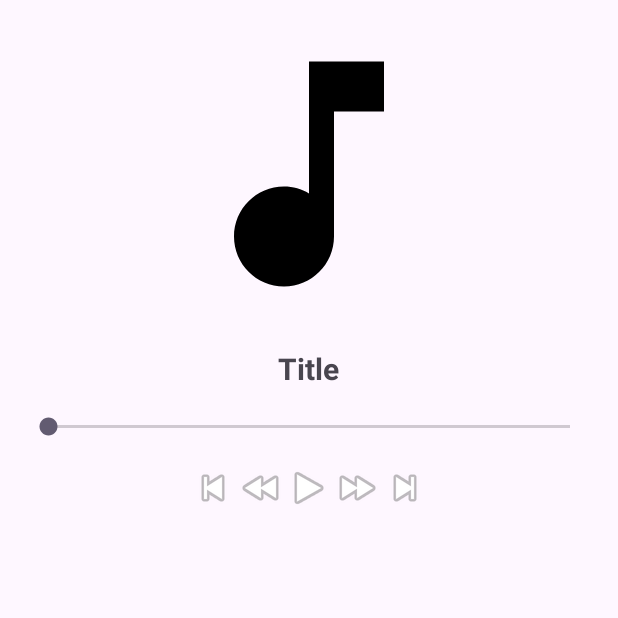
After one commit to aabbasianco/Music-Player, an Android app: the MainActivity2 screen opened directly, with no data from a screen before it, on a phone screen of 412 x 824 dp, the top half of it. The commit adds this screen. Run offline under Robolectric (Android 15) with nearby library versions, the phone set to English and light mode, and no system bars; 1 statement that could not run was skipped.

Commit message:
Main Activity

```diff
--- a/app/src/main/AndroidManifest.xml
+++ b/app/src/main/AndroidManifest.xml
@@ -1,6 +1,9 @@
 <?xml version="1.0" encoding="utf-8"?>
 <manifest xmlns:android="http://schemas.android.com/apk/res/android"
     xmlns:tools="http://schemas.android.com/tools">
+
+    <uses-permission android:name="android.permission.READ_EXTERNAL_STORAGE"/>
+    <uses-permission android:name="android.permission.READ_MEDIA_AUDIO"/>
 
     <application
         android:allowBackup="true"
@@ -13,6 +16,9 @@
         android:theme="@style/Theme.AndroidProject"
         tools:targetApi="31">
         <activity
+            android:name=".MainActivity2"
+            android:exported="false" />
+        <activity
             android:name=".MainActivity"
             android:exported="true">
             <intent-filter>
--- /dev/null
+++ b/app/src/main/java/com/example/androidproject/MainActivity2.kt
@@ -0,0 +1,20 @@
+package com.example.androidproject
+
+import android.os.Bundle
+import androidx.activity.enableEdgeToEdge
+import androidx.appcompat.app.AppCompatActivity
+import androidx.core.view.ViewCompat
+import androidx.core.view.WindowInsetsCompat
+
+class MainActivity2 : AppCompatActivity() {
+    override fun onCreate(savedInstanceState: Bundle?) {
+        super.onCreate(savedInstanceState)
+        enableEdgeToEdge()
+        setContentView(R.layout.activity_main2)
+        ViewCompat.setOnApplyWindowInsetsListener(findViewById(R.id.main)) { v, insets ->
+            val systemBars = insets.getInsets(WindowInsetsCompat.Type.systemBars())
+            v.setPadding(systemBars.left, systemBars.top, systemBars.right, systemBars.bottom)
+            insets
+        }
+    }
+}
--- /dev/null
+++ b/app/src/main/res/drawable/ic_music_note.xml
@@ -0,0 +1,9 @@
+<vector xmlns:android="http://schemas.android.com/apk/res/android"
+    android:width="24dp"
+    android:height="24dp"
+    android:viewportWidth="24"
+    android:viewportHeight="24">
+    <path
+        android:fillColor="#FF000000"
+        android:pathData="M12,3v10.55c-0.59,-0.34 -1.27,-0.55 -2,-0.55 -2.21,0 -4,1.79 -4,4s1.79,4 4,4 4,-1.79 4,-4V7h4V3h-6z"/>
+</vector>
--- /dev/null
+++ b/app/src/main/res/layout/activity_main2.xml
@@ -0,0 +1,74 @@
+<?xml version="1.0" encoding="utf-8"?>
+<LinearLayout xmlns:android="http://schemas.android.com/apk/res/android"
+    android:orientation="vertical"
+    android:gravity="center_horizontal"
+    android:layout_width="match_parent"
+    android:layout_height="match_parent"
+    android:padding="16dp">
+
+    <ImageView
+        android:id="@+id/imgAlbumArt"
+        android:layout_width="200dp"
+        android:layout_height="200dp"
+        android:scaleType="centerCrop"
+        android:src="@drawable/ic_music_note" />
+
+    <TextView
+        android:id="@+id/txtTitle"
+        android:layout_width="wrap_content"
+        android:layout_height="wrap_content"
+        android:text="Title"
+        android:textSize="20sp"
+        android:textStyle="bold"
+        android:layout_marginTop="16dp" />
+
+    <SeekBar
+        android:id="@+id/seekBar"
+        android:layout_width="match_parent"
+        android:layout_height="wrap_content"
+        android:layout_marginTop="16dp" />
+
+    <LinearLayout
+        android:layout_width="match_parent"
+        android:layout_height="wrap_content"
+        android:gravity="center"
+        android:orientation="horizontal"
+        android:layout_marginTop="16dp">
+
+        <ImageButton
+            android:id="@+id/btnPrev"
+            android:layout_width="wrap_content"
+            android:layout_height="wrap_content"
+            android:src="@android:drawable/ic_media_previous"
+            android:background="@null" />
+
+        <ImageButton
+            android:id="@+id/btnRewind"
+            android:layout_width="wrap_content"
+            android:layout_height="wrap_content"
+            android:src="@android:drawable/ic_media_rew"
+            android:background="@null" />
+
+        <ImageButton
+            android:id="@+id/btnPlayPause"
+            android:layout_width="wrap_content"
+            android:layout_height="wrap_content"
+            android:src="@android:drawable/ic_media_play"
+            android:background="@null" />
+
+        <ImageButton
+            android:id="@+id/btnForward"
+            android:layout_width="wrap_content"
+            android:layout_height="wrap_content"
+            android:src="@android:drawable/ic_media_ff"
+            android:background="@null" />
+
+        <ImageButton
+            android:id="@+id/btnNext"
+            android:layout_width="wrap_content"
+            android:layout_height="wrap_content"
+            android:src="@android:drawable/ic_media_next"
+            android:background="@null" />
+    </LinearLayout>
+
+</LinearLayout>
--- a/gradle/libs.versions.toml
+++ b/gradle/libs.versions.toml
@@ -1,5 +1,6 @@
 [versions]
 agp = "8.9.1"
+cardview = "1.0.0"
 kotlin = "2.0.21"
 coreKtx = "1.16.0"
 junit = "4.13.2"
@@ -9,9 +10,14 @@ appcompat = "1.7.1"
 material = "1.12.0"
 activity = "1.10.1"
 constraintlayout = "2.2.1"
+media = "1.6.0"
+recyclerview = "1.3.2"
 
 [libraries]
+androidx-cardview = { module = "androidx.cardview:cardview", version.ref = "cardview" }
 androidx-core-ktx = { group = "androidx.core", name = "core-ktx", version.ref = "coreKtx" }
+androidx-media = { module = "androidx.media:media", version.ref = "media" }
+androidx-recyclerview = { module = "androidx.recyclerview:recyclerview", version.ref = "recyclerview" }
 junit = { group = "junit", name = "junit", version.ref = "junit" }
 androidx-junit = { group = "androidx.test.ext", name = "junit", version.ref = "junitVersion" }
 androidx-espresso-core = { group = "androidx.test.espresso", name = "espresso-core", version.ref = "espressoCore" }
```
Also changed, not shown: app/build.gradle.kts (+10 -0 lines), app/src/main/java/com/example/androidproject/MainActivity.kt (+58 -8 lines), app/src/main/java/com/example/androidproject/Music.kt (added, +10 -0 lines), app/src/main/java/com/example/androidproject/MusicAdapter.kt (added, +41 -0 lines), app/src/main/java/com/example/androidproject/MusicUtils.kt (added, +47 -0 lines), app/src/main/res/layout/activity_main.xml (+10 -14 lines), app/src/main/res/layout/item_music.xml (added, +46 -0 lines).
